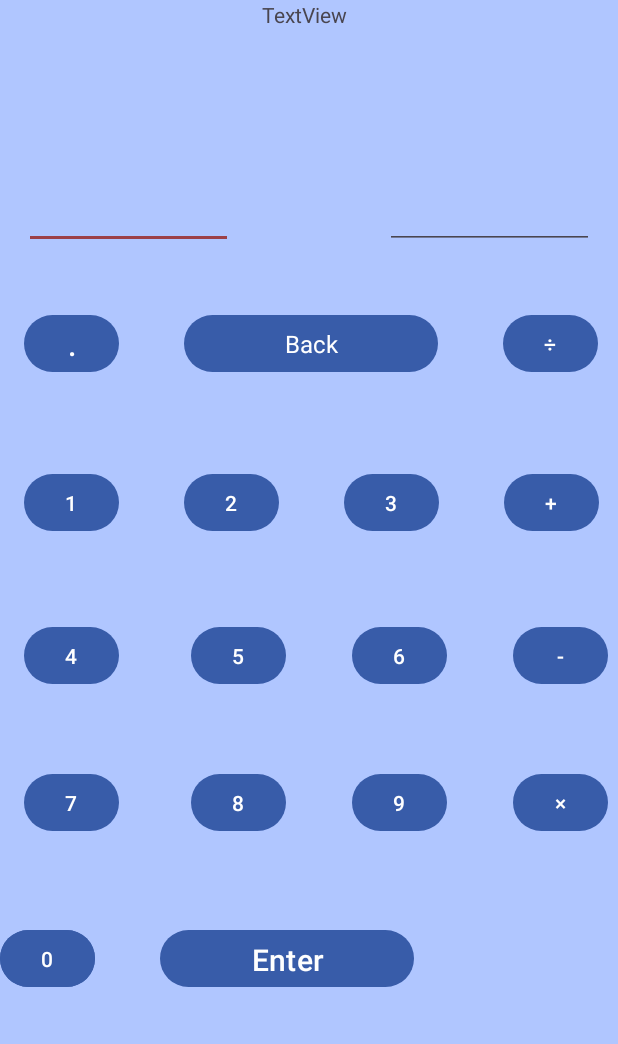
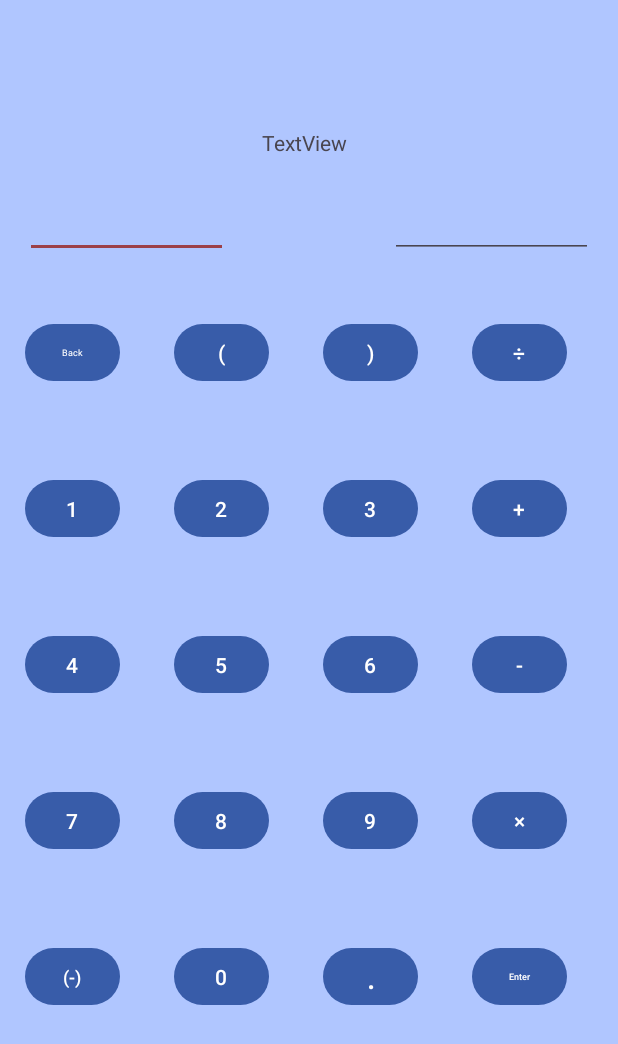
Before and after one commit to angelahe07/CalculatorAppHe, an Android app: the screen it shows after launch (MainActivity), on a phone screen of 412 x 824 dp. Shown: the top 1044 px of the screen. Run offline under Robolectric (Android 15) with nearby library versions, the phone set to English and light mode, and no system bars; Roboto replaces fonts that are not available here.

Commit message:
began writing java code using one function for all buttons. completed design layout

```diff
--- a/app/src/main/java/com/example/calculatorapphe/MainActivity.java
+++ b/app/src/main/java/com/example/calculatorapphe/MainActivity.java
@@ -3,6 +3,9 @@ package com.example.calculatorapphe;
 import androidx.appcompat.app.AppCompatActivity;
 
 import android.os.Bundle;
+import android.util.Log;
+import android.view.View;
+import android.widget.EditText;
 
 public class MainActivity extends AppCompatActivity {
 
@@ -11,4 +14,28 @@ public class MainActivity extends AppCompatActivity {
         super.onCreate(savedInstanceState);
         setContentView(R.layout.activity_main);
     }
+
+    // numImput gathers the data on which number button is clicked
+    double numInput;
+    // operation gathers the data on which operation is being done
+    String operation;
+    // symbol gathers the data on which symbol (parentheses) is being used,
+    String symbol;
+    public void buttonSelected(View v){
+        if(v.getId() == R.id.button0){
+            numInput = 0;
+        }else if(v.getId() == R.id.button1){
+            numInput = 1;
+        }else if(v.getId() == R.id.button2){
+            numInput = 2;
+        }else if(v.getId() == R.id.button3){
+            numInput = 3;
+        }else if(v.getId() == R.id.button4){
+            numInput = 4;
+        }else if(v.getId() == R.id.button5){
+            numInput = 5;
+        }else if(v.getId() == R.id.button6){
+            numInput = 6;
+        }
+    }
 }
--- a/app/src/main/res/layout/activity_main.xml
+++ b/app/src/main/res/layout/activity_main.xml
@@ -11,18 +11,18 @@
         android:id="@+id/button9"
         android:layout_width="@dimen/buttonWidth"
         android:layout_height="@dimen/buttonHeight"
-        android:layout_marginStart="44dp"
-        android:layout_marginTop="52dp"
+        android:layout_marginStart="@dimen/spaceBetweenButton"
+        android:layout_marginTop="@dimen/spaceUpBetweenButton"
         android:text="9"
         app:layout_constraintStart_toEndOf="@+id/button8"
         app:layout_constraintTop_toBottomOf="@+id/button6" />
 
     <EditText
         android:id="@+id/editTextFirstInputNum"
-        android:layout_width="139dp"
+        android:layout_width="@dimen/inputBoxWidth"
         android:layout_height="102dp"
-        android:layout_marginStart="@dimen/edgeToNumInput"
-        android:layout_marginTop="64dp"
+        android:layout_marginStart="@dimen/edgeMargin"
+        android:layout_marginTop="70dp"
         android:ems="10"
         android:inputType="number"
         app:layout_constraintStart_toStartOf="parent"
@@ -32,19 +32,20 @@
         android:id="@+id/textView"
         android:layout_width="63dp"
         android:layout_height="59dp"
-        android:layout_marginStart="14dp"
-        android:layout_marginEnd="14dp"
+        android:layout_marginStart="12dp"
+        android:layout_marginTop="85dp"
+        android:layout_marginEnd="12dp"
         android:text="TextView"
         app:layout_constraintEnd_toStartOf="@+id/editTextSecondInputNum"
         app:layout_constraintStart_toEndOf="@+id/editTextFirstInputNum"
-        tools:layout_editor_absoluteY="85dp" />
+        app:layout_constraintTop_toTopOf="parent" />
 
     <EditText
         android:id="@+id/editTextSecondInputNum"
-        android:layout_width="139dp"
+        android:layout_width="@dimen/inputBoxWidth"
         android:layout_height="102dp"
-        android:layout_marginTop="64dp"
-        android:layout_marginEnd="@dimen/edgeToNumInput"
+        android:layout_marginTop="70dp"
+        android:layout_marginEnd="@dimen/edgeMargin"
         android:ems="10"
         android:inputType="number"
         app:layout_constraintEnd_toEndOf="parent"
@@ -54,24 +55,24 @@
         android:id="@+id/buttonDecimal"
         android:layout_width="@dimen/buttonWidth"
         android:layout_height="@dimen/buttonHeight"
-        android:layout_marginStart="@dimen/edgeToNumInput"
-        android:layout_marginTop="40dp"
+        android:layout_marginStart="@dimen/spaceBetweenButton"
+        android:layout_marginTop="@dimen/spaceUpBetweenButton"
         android:text="."
         android:textSize="20sp"
-        app:layout_constraintStart_toStartOf="parent"
-        app:layout_constraintTop_toBottomOf="@+id/editTextFirstInputNum" />
+        app:layout_constraintStart_toEndOf="@+id/button0"
+        app:layout_constraintTop_toBottomOf="@+id/button9" />
 
     <Button
         android:id="@+id/buttonBack"
-        android:layout_width="169dp"
+        android:layout_width="@dimen/buttonWidth"
         android:layout_height="@dimen/buttonHeight"
-        android:layout_marginStart="@dimen/spaceBetweenButton"
+        android:layout_marginStart="@dimen/edgeMargin"
         android:layout_marginTop="40dp"
         android:text="@string/back"
         android:textAppearance="@style/TextAppearance.AppCompat.Small"
-        android:textSize="16sp"
-        app:layout_constraintStart_toEndOf="@+id/buttonDecimal"
-        app:layout_constraintTop_toBottomOf="@+id/editTextSecondInputNum" />
+        android:textSize="6sp"
+        app:layout_constraintStart_toStartOf="parent"
+        app:layout_constraintTop_toBottomOf="@+id/editTextFirstInputNum" />
 
     <Button
         android:id="@+id/buttonDivide"
@@ -81,45 +82,67 @@
         android:layout_marginTop="40dp"
         android:text="÷"
         android:textSize="@dimen/symbolSize"
+        app:layout_constraintStart_toEndOf="@+id/buttonDivide2"
+        app:layout_constraintTop_toBottomOf="@+id/editTextSecondInputNum" />
+
+    <Button
+        android:id="@+id/buttonDivide2"
+        android:layout_width="@dimen/buttonWidth"
+        android:layout_height="@dimen/buttonHeight"
+        android:layout_marginStart="@dimen/spaceBetweenButton"
+        android:layout_marginTop="40dp"
+        android:text=")"
+        android:textSize="@dimen/symbolSize"
+        app:layout_constraintStart_toEndOf="@+id/buttonDivide3"
+        app:layout_constraintTop_toBottomOf="@+id/editTextSecondInputNum" />
+
+    <Button
+        android:id="@+id/buttonDivide3"
+        android:layout_width="@dimen/buttonWidth"
+        android:layout_height="@dimen/buttonHeight"
+        android:layout_marginStart="@dimen/spaceBetweenButton"
+        android:layout_marginTop="40dp"
+        android:text="("
+        android:textSize="@dimen/symbolSize"
         app:layout_constraintStart_toEndOf="@+id/buttonBack"
-        app:layout_constraintTop_toBottomOf="@+id/editTextSecondInputNum" />
+        app:layout_constraintTop_toBottomOf="@+id/editTextFirstInputNum" />
 
     <Button
         android:id="@+id/button1"
         android:layout_width="@dimen/buttonWidth"
         android:layout_height="@dimen/buttonHeight"
-        android:layout_marginStart="@dimen/edgeToNumInput"
-        android:layout_marginTop="60dp"
+        android:layout_marginStart="@dimen/edgeMargin"
+        android:layout_marginTop="@dimen/spaceUpBetweenButton"
         android:text="1"
         app:layout_constraintStart_toStartOf="parent"
-        app:layout_constraintTop_toBottomOf="@+id/buttonDecimal" />
+        app:layout_constraintTop_toBottomOf="@+id/buttonBack" />
 
     <Button
         android:id="@+id/button2"
         android:layout_width="@dimen/buttonWidth"
         android:layout_height="@dimen/buttonHeight"
         android:layout_marginStart="@dimen/spaceBetweenButton"
-        android:layout_marginTop="60dp"
+        android:layout_marginTop="@dimen/spaceUpBetweenButton"
         android:text="2"
         app:layout_constraintStart_toEndOf="@+id/button1"
-        app:layout_constraintTop_toBottomOf="@+id/buttonBack" />
+        app:layout_constraintTop_toBottomOf="@+id/buttonDivide3" />
 
     <Button
         android:id="@+id/button3"
         android:layout_width="@dimen/buttonWidth"
         android:layout_height="@dimen/buttonHeight"
         android:layout_marginStart="@dimen/spaceBetweenButton"
-        android:layout_marginTop="60dp"
+        android:layout_marginTop="@dimen/spaceUpBetweenButton"
         android:text="3"
         app:layout_constraintStart_toEndOf="@+id/button2"
-        app:layout_constraintTop_toBottomOf="@+id/buttonBack" />
+        app:layout_constraintTop_toBottomOf="@+id/buttonDivide2" />
 
     <Button
         android:id="@+id/buttonPlus"
         android:layout_width="@dimen/buttonWidth"
         android:layout_height="@dimen/buttonHeight"
         android:layout_marginStart="@dimen/spaceBetweenButton"
-        android:layout_marginTop="60dp"
+        android:layout_marginTop="@dimen/spaceUpBetweenButton"
         android:text="+"
         android:textAlignment="center"
         android:textSize="@dimen/symbolSize"
@@ -137,8 +160,8 @@
         android:id="@+id/button5"
         android:layout_width="@dimen/buttonWidth"
         android:layout_height="@dimen/buttonHeight"
-        android:layout_marginStart="48dp"
-        android:layout_marginTop="56dp"
+        android:layout_marginStart="@dimen/spaceBetweenButton"
+        android:layout_marginTop="@dimen/spaceUpBetweenButton"
         android:text="5"
         app:layout_constraintStart_toEndOf="@+id/button4"
         app:layout_constraintTop_toBottomOf="@+id/button2" />
@@ -147,8 +170,8 @@
         android:id="@+id/button4"
         android:layout_width="@dimen/buttonWidth"
         android:layout_height="@dimen/buttonHeight"
-        android:layout_marginStart="@dimen/edgeToNumInput"
-        android:layout_marginTop="56dp"
+        android:layout_marginStart="@dimen/edgeMargin"
+        android:layout_marginTop="@dimen/spaceUpBetweenButton"
         android:text="4"
         app:layout_constraintStart_toStartOf="parent"
         app:layout_constraintTop_toBottomOf="@+id/button1" />
@@ -157,8 +180,8 @@
         android:id="@+id/button6"
         android:layout_width="@dimen/buttonWidth"
         android:layout_height="@dimen/buttonHeight"
-        android:layout_marginStart="44dp"
-        android:layout_marginTop="56dp"
+        android:layout_marginStart="@dimen/spaceBetweenButton"
+        android:layout_marginTop="@dimen/spaceUpBetweenButton"
         android:text="6"
         app:layout_constraintStart_toEndOf="@+id/button5"
         app:layout_constraintTop_toBottomOf="@+id/button3" />
@@ -167,8 +190,8 @@
         android:id="@+id/buttonSubtract"
         android:layout_width="@dimen/buttonWidth"
         android:layout_height="@dimen/buttonHeight"
-        android:layout_marginStart="44dp"
-        android:layout_marginTop="56dp"
+        android:layout_marginStart="@dimen/spaceBetweenButton"
+        android:layout_marginTop="@dimen/spaceUpBetweenButton"
         android:text="-"
         android:textSize="@dimen/symbolSize"
         app:layout_constraintStart_toEndOf="@+id/button6"
@@ -178,8 +201,8 @@
         android:id="@+id/buttonMultiply"
         android:layout_width="@dimen/buttonWidth"
         android:layout_height="@dimen/buttonHeight"
-        android:layout_marginStart="44dp"
-        android:layout_marginTop="52dp"
+        android:layout_marginStart="@dimen/spaceBetweenButton"
+        android:layout_marginTop="@dimen/spaceUpBetweenButton"
         android:text="×"
         android:textSize="@dimen/symbolSize"
         app:layout_constraintStart_toEndOf="@+id/button9"
@@ -189,8 +212,8 @@
         android:id="@+id/button8"
         android:layout_width="@dimen/buttonWidth"
         android:layout_height="@dimen/buttonHeight"
-        android:layout_marginStart="48dp"
-        android:layout_marginTop="52dp"
+        android:layout_marginStart="@dimen/spaceBetweenButton"
+        android:layout_marginTop="@dimen/spaceUpBetweenButton"
         android:text="8"
         app:layout_constraintStart_toEndOf="@+id/button7"
         app:layout_constraintTop_toBottomOf="@+id/button5" />
@@ -199,8 +222,8 @@
         android:id="@+id/button7"
         android:layout_width="@dimen/buttonWidth"
         android:layout_height="@dimen/buttonHeight"
-        android:layout_marginStart="@dimen/edgeToNumInput"
-        android:layout_marginTop="52dp"
+        android:layout_marginStart="@dimen/edgeMargin"
+        android:layout_marginTop="@dimen/spaceUpBetweenButton"
         android:text="7"
         app:layout_constraintStart_toStartOf="parent"
         app:layout_constraintTop_toBottomOf="@+id/button4" />
@@ -209,30 +232,47 @@
         android:id="@+id/button0"
         android:layout_width="@dimen/buttonWidth"
         android:layout_height="@dimen/buttonHeight"
+        android:layout_marginStart="@dimen/spaceBetweenButton"
         android:layout_marginTop="@dimen/spaceUpBetweenButton"
         android:text="0"
-        app:layout_constraintTop_toBottomOf="@+id/button8"
-        tools:layout_editor_absoluteX="127dp" />
+        app:layout_constraintStart_toEndOf="@+id/button10"
+        app:layout_constraintTop_toBottomOf="@+id/button8" />
 
     <Button
-        android:id="@+id/button"
+        android:id="@+id/button10"
         android:layout_width="@dimen/buttonWidth"
         android:layout_height="@dimen/buttonHeight"
+        android:layout_marginStart="@dimen/edgeMargin"
         android:layout_marginTop="@dimen/spaceUpBetweenButton"
-        android:text="0"
-        app:layout_constraintTop_toBottomOf="@+id/button8"
-        tools:layout_editor_absoluteX="127dp" />
+        android:text="(-)"
+        android:textSize="12sp"
+        app:layout_constraintStart_toStartOf="parent"
+        app:layout_constraintTop_toBottomOf="@+id/button7" />
 
     <Button
         android:id="@+id/buttonEnter"
-        android:layout_width="169dp"
+        android:layout_width="@dimen/buttonWidth"
         android:layout_height="@dimen/buttonHeight"
         android:layout_marginStart="@dimen/spaceBetweenButton"
         android:layout_marginTop="@dimen/spaceUpBetweenButton"
         android:text="Enter"
         android:textAlignment="center"
-        android:textSize="20sp"
-        app:layout_constraintStart_toEndOf="@+id/button0"
-        app:layout_constraintTop_toBottomOf="@+id/button9" />
+        android:textSize="6sp"
+        app:layout_constraintStart_toEndOf="@+id/buttonDecimal"
+        app:layout_constraintTop_toBottomOf="@+id/buttonMultiply" />
+
+    <androidx.constraintlayout.widget.Guideline
+        android:id="@+id/guideline2"
+        android:layout_width="wrap_content"
+        android:layout_height="wrap_content"
+        android:orientation="vertical"
+        app:layout_constraintGuide_begin="20dp" />
+
+    <androidx.constraintlayout.widget.Guideline
+        android:id="@+id/guideline3"
+        android:layout_width="wrap_content"
+        android:layout_height="wrap_content"
+        android:orientation="horizontal"
+        app:layout_constraintGuide_begin="20dp" />
 
 </androidx.constraintlayout.widget.ConstraintLayout>
--- a/app/src/main/res/values/dimens.xml
+++ b/app/src/main/res/values/dimens.xml
@@ -2,9 +2,10 @@
 <resources>
     <dimen name = "buttonWidth">63dp</dimen>
     <dimen name = "buttonHeight">46dp</dimen>
-    <dimen name = "spaceBetweenButton">43dp</dimen>
+    <dimen name = "spaceBetweenButton">36dp</dimen>
     <dimen name = "spaceUpBetweenButton">58dp</dimen>
     <dimen name = "symbolSize">14dp</dimen>
-    <dimen name = "edgeToNumInput">16dp</dimen>
+    <dimen name = "edgeMargin">16.5dp</dimen>
     <dimen name = "topButtonToInput">43dp</dimen>
+    <dimen name = "inputBoxWidth">135dp</dimen>
 </resources>
```
